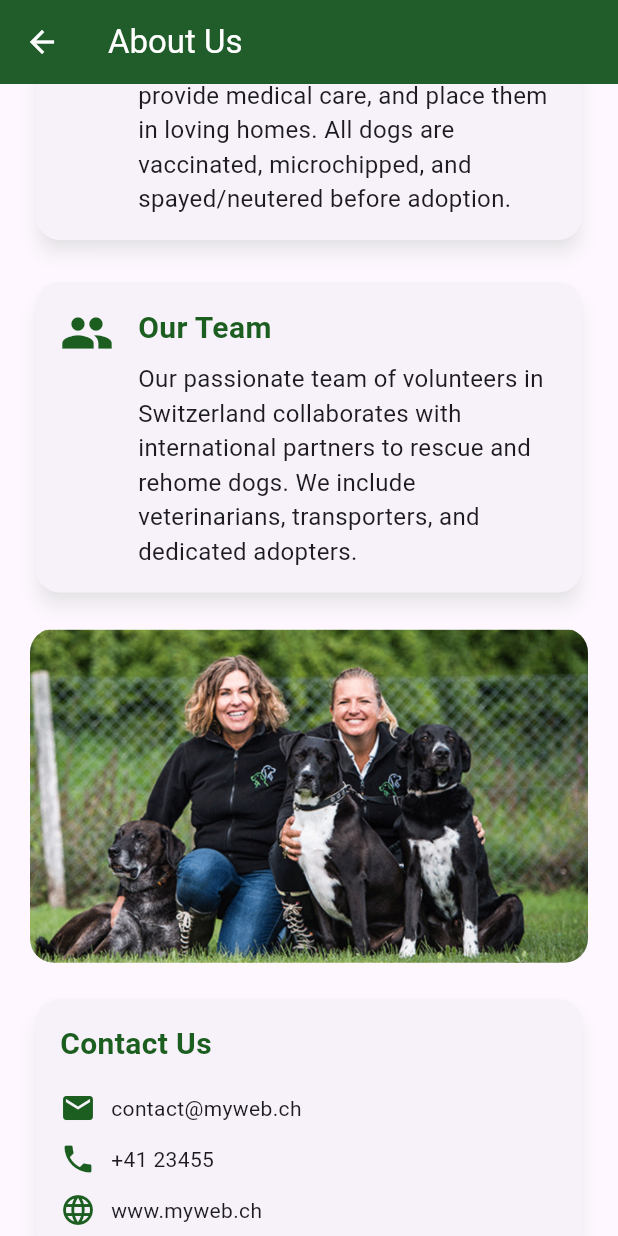
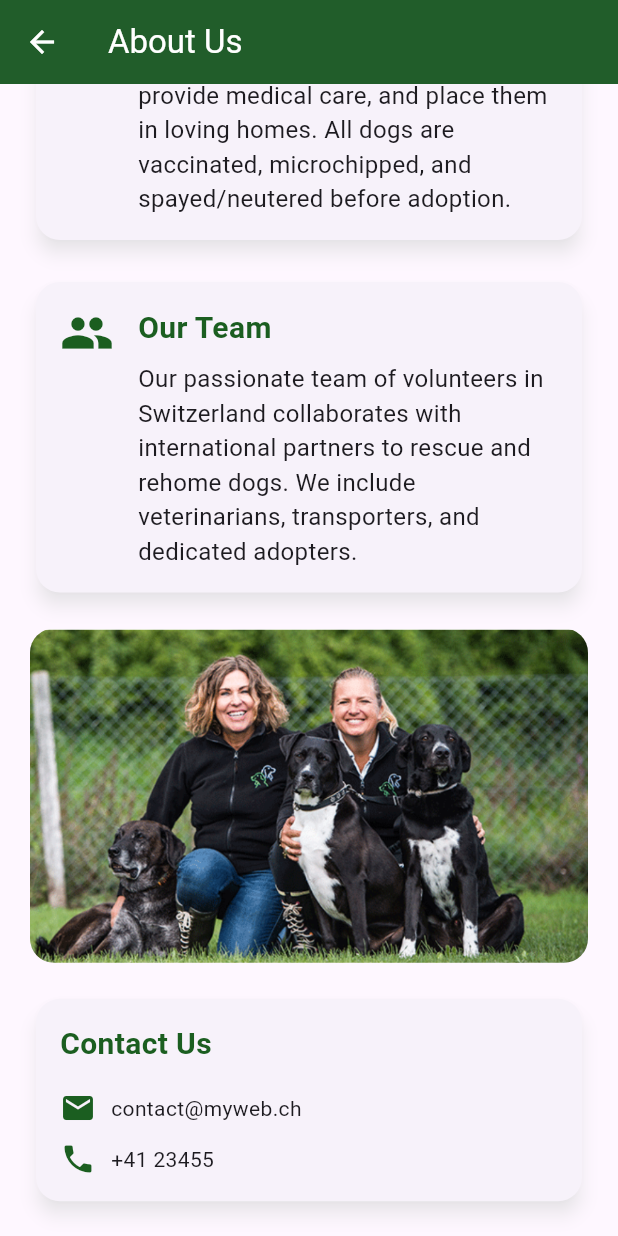
Before and after one commit to brettwill/my_awesome_namer, a Flutter app: the AboutPage screen opened directly, scrolled down 307 dp, on a phone screen of 412 x 824 dp. Run offline on Flutter 3.47's test engine with Material 3 defaults, Android fonts, the light colour scheme and no system bars; our stand-ins replace go_router, image_picker, supabase_flutter; accounts and stored records are empty.

Commit message:
last minute

```diff
--- a/lib/screens/about_us.dart
+++ b/lib/screens/about_us.dart
@@ -172,14 +172,6 @@ class _ContactCard extends StatelessWidget {
                 Text('+41 23455'),
               ],
             ),
-            SizedBox(height: 10),
-            Row(
-              children: [
-                Icon(Icons.language, color: customGreen),
-                SizedBox(width: 10),
-                Text('www.myweb.ch'),
-              ],
-            ),
           ],
         ),
       ),
--- a/lib/screens/adoption_process_screen.dart
+++ b/lib/screens/adoption_process_screen.dart
@@ -98,8 +98,8 @@ class AdoptionProcessScreen extends StatelessWidget {
             ),
             const SizedBox(height: 8),
             const Text(
-              'Every adopter will receive a GIVE-AWAY-BAG upon picking up their dog at the '
-              'Wädenswil/Beichlen transport arrival location from animal-happyend.',
+              'Every adopter will receive a GIVE-AWAY-BAG upon picking up their dog.'
+              '',
               textAlign: TextAlign.justify,
             ),
 
```
Also changed, not shown: assets/images/MAX.png, assets/images/main_page.png.
